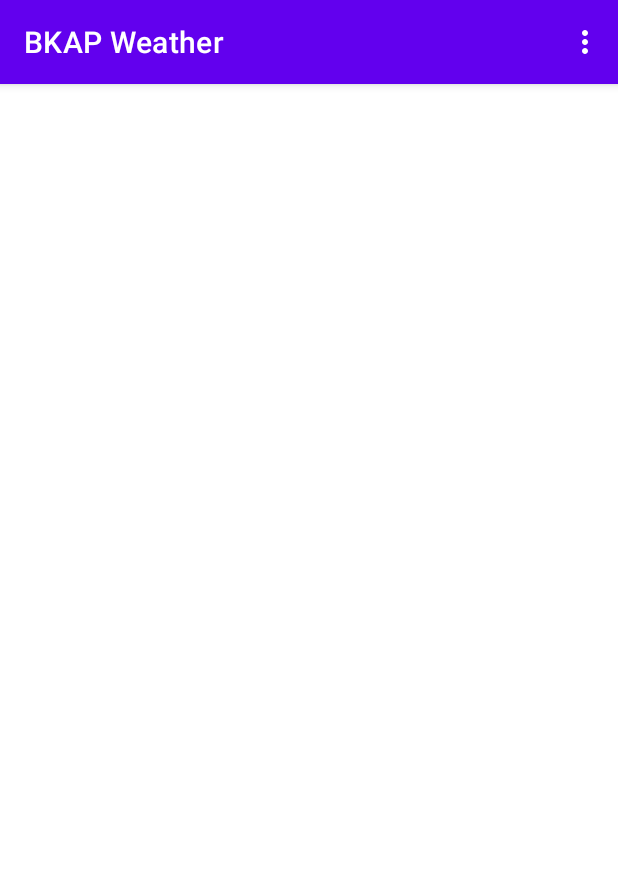
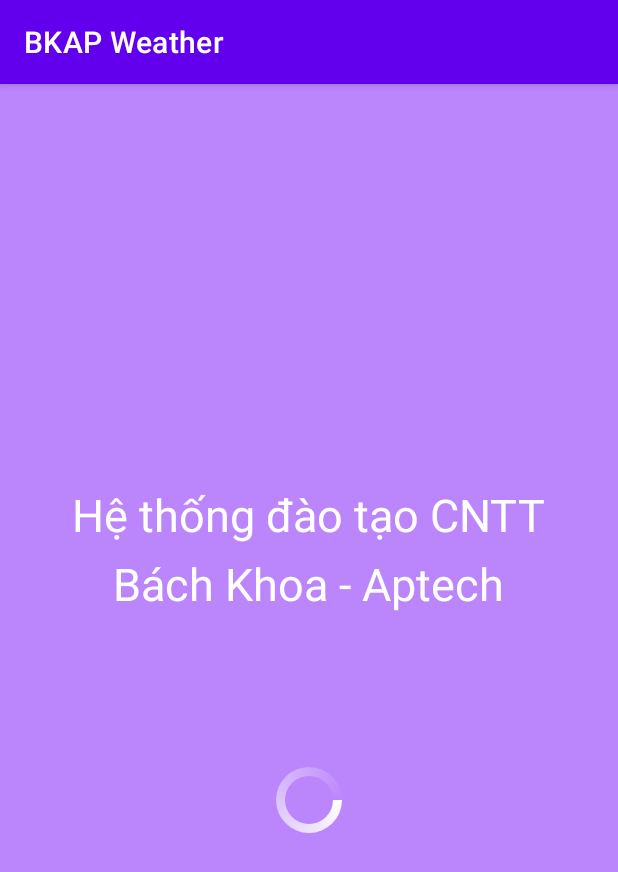
Before and after one commit to lana-learn-coding/andr-starter-legacy, an Android app: the screen it shows after launch (MainActivity before the commit, SplashScreenActivity after it), on a phone screen of 412 x 824 dp. Shown: the top 872 px of the screen. Run offline under Robolectric (Android 15) with nearby library versions, the phone set to English and light mode, and no system bars.

Commit message:
feat: add custom splash screen

```diff
--- a/app/src/main/AndroidManifest.xml
+++ b/app/src/main/AndroidManifest.xml
@@ -11,17 +11,21 @@
         android:supportsRtl="true"
         android:theme="@style/Theme.AndroidLegacyStarter">
         <activity
+            android:name=".SplashScreenActivity"
+            android:exported="true"
+            android:theme="@style/SplashTheme">
+            <intent-filter>
+                <action android:name="android.intent.action.MAIN" />
+                <category android:name="android.intent.category.LAUNCHER" />
+            </intent-filter>
+        </activity>
+
+        <activity
             android:name=".FormActivity"
             android:exported="false" />
         <activity
             android:name=".MainActivity"
-            android:exported="true">
-            <intent-filter>
-                <action android:name="android.intent.action.MAIN" />
-
-                <category android:name="android.intent.category.LAUNCHER" />
-            </intent-filter>
-        </activity>
+            android:exported="false" />
     </application>
 
 </manifest>
--- /dev/null
+++ b/app/src/main/java/andr/legacy/SplashScreenActivity.java
@@ -0,0 +1,22 @@
+package andr.legacy;
+
+import android.annotation.SuppressLint;
+import android.content.Intent;
+import android.os.Bundle;
+import android.support.v7.app.AppCompatActivity;
+
+import java.util.concurrent.Executors;
+import java.util.concurrent.TimeUnit;
+
+@SuppressLint("CustomSplashScreen")
+public class SplashScreenActivity extends AppCompatActivity {
+    @Override
+    protected void onCreate(Bundle savedInstanceState) {
+        super.onCreate(savedInstanceState);
+        setContentView(R.layout.activity_splash_screen);
+        Executors.newSingleThreadScheduledExecutor().schedule(() -> runOnUiThread(() -> {
+            startActivity(new Intent(this, MainActivity.class));
+            finish();
+        }), 3, TimeUnit.SECONDS);
+    }
+}
--- /dev/null
+++ b/app/src/main/res/drawable/progress_white_bg.xml
@@ -0,0 +1,29 @@
+<rotate xmlns:android="http://schemas.android.com/apk/res/android"
+    android:fromDegrees="0"
+    android:pivotX="50%"
+    android:pivotY="50%"
+    android:toDegrees="360">
+
+    <!--shape tag is used to
+        build a shape in XML-->
+    <shape
+        android:innerRadiusRatio="3"
+        android:shape="ring"
+        android:thicknessRatio="8"
+        android:useLevel="false">
+
+        <!--set the size of the shape-->
+        <size
+            android:width="80dp"
+            android:height="80dp" />
+
+        <!--set the color gradients
+            of the shape-->
+        <gradient
+            android:angle="0"
+            android:endColor="#00ffffff"
+            android:startColor="#fff"
+            android:type="sweep"
+            android:useLevel="false" />
+    </shape>
+</rotate>
--- /dev/null
+++ b/app/src/main/res/layout/activity_splash_screen.xml
@@ -0,0 +1,32 @@
+<?xml version="1.0" encoding="utf-8"?>
+<LinearLayout xmlns:android="http://schemas.android.com/apk/res/android"
+    xmlns:tools="http://schemas.android.com/tools"
+    android:layout_width="match_parent"
+    android:layout_height="match_parent"
+    android:background="@color/purple_200"
+    android:gravity="center"
+    android:orientation="vertical"
+    tools:context=".SplashScreenActivity">
+
+    <TextView
+        android:layout_width="wrap_content"
+        android:layout_height="wrap_content"
+        android:text="Hệ thống đào tạo CNTT"
+        android:textColor="@color/white"
+        android:textSize="30dp" />
+
+    <TextView
+        android:layout_width="wrap_content"
+        android:layout_height="wrap_content"
+        android:layout_marginTop="5dp"
+        android:text="Bách Khoa - Aptech"
+        android:textColor="@color/white"
+        android:textSize="30dp" />
+
+    <ProgressBar
+        android:layout_width="wrap_content"
+        android:layout_height="wrap_content"
+        android:layout_marginTop="100dp"
+        android:indeterminate="true"
+        android:indeterminateDrawable="@drawable/progress_white_bg" />
+</LinearLayout>
--- a/app/src/main/res/values-night/themes.xml
+++ b/app/src/main/res/values-night/themes.xml
@@ -7,4 +7,11 @@
         <item name="colorAccent">@color/teal_200</item>
         <!-- Customize your theme here. -->
     </style>
+
+    <style name="SplashTheme" parent="Theme.MaterialComponents.Light.DarkActionBar">
+        <item name="android:windowBackground">@color/purple_200</item>
+        <item name="colorPrimary">@color/purple_500</item>
+        <item name="colorPrimaryDark">@color/purple_700</item>
+        <item name="colorAccent">@color/teal_200</item>
+    </style>
 </resources>
--- a/app/src/main/res/values/themes.xml
+++ b/app/src/main/res/values/themes.xml
@@ -7,4 +7,11 @@
         <item name="colorAccent">@color/teal_200</item>
         <!-- Customize your theme here. -->
     </style>
+
+    <style name="SplashTheme" parent="Theme.MaterialComponents.Light.DarkActionBar">
+        <item name="android:windowBackground">@color/purple_200</item>
+        <item name="colorPrimary">@color/purple_500</item>
+        <item name="colorPrimaryDark">@color/purple_700</item>
+        <item name="colorAccent">@color/teal_200</item>
+    </style>
 </resources>
```
